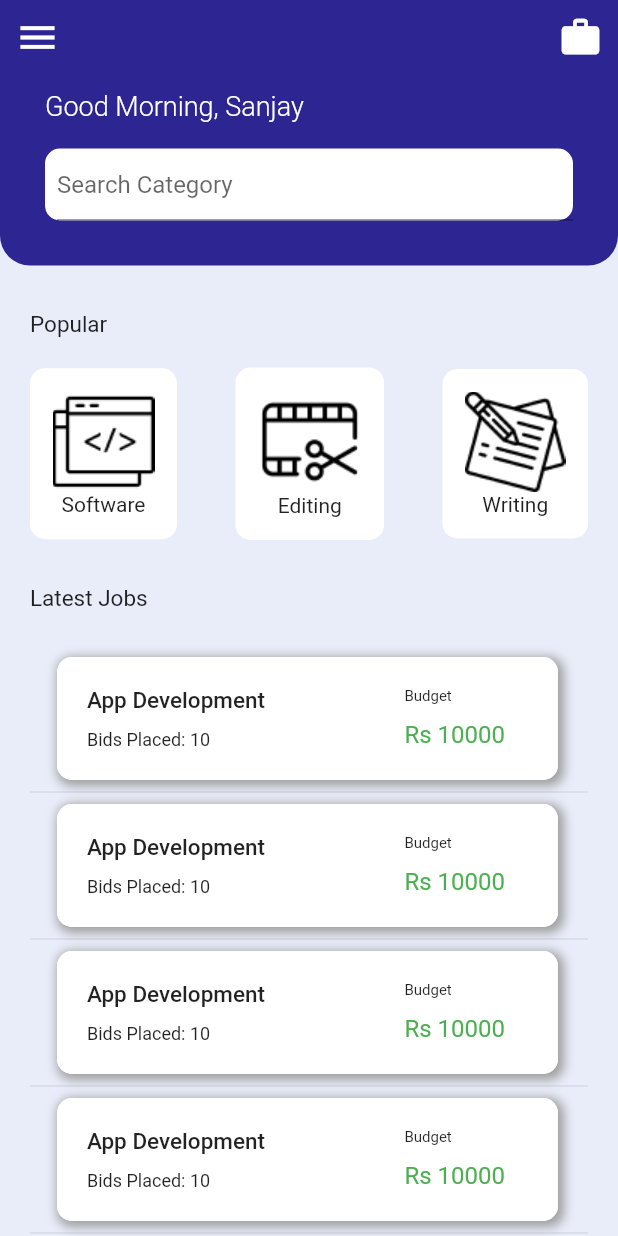
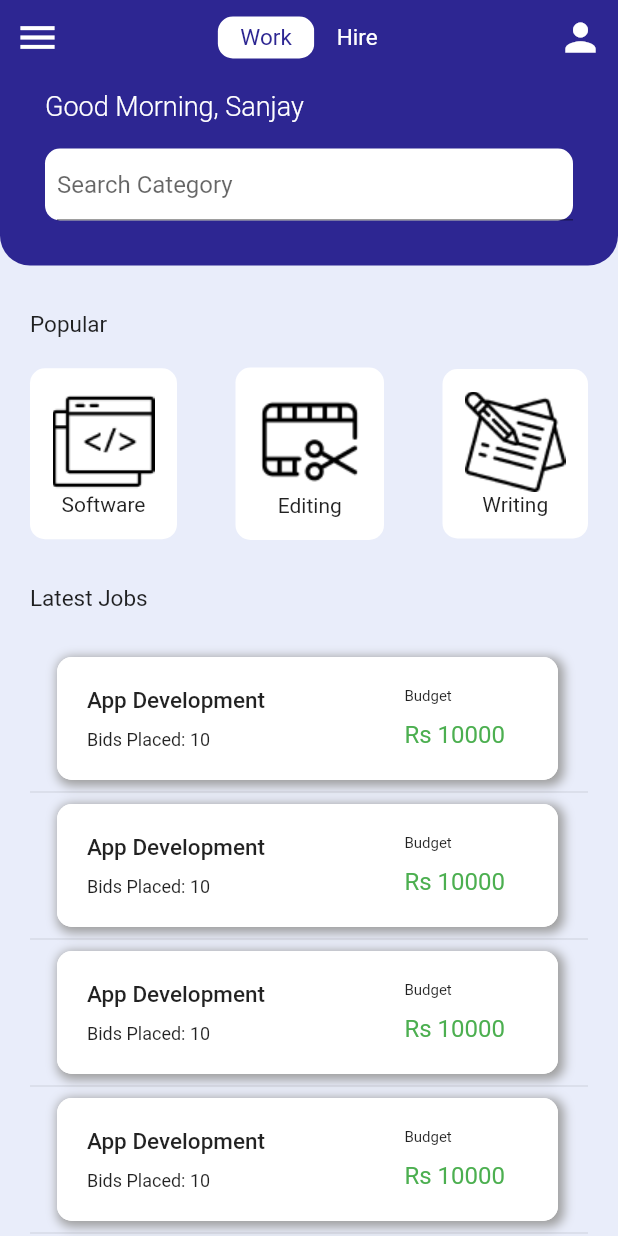
Before and after one commit to author-sanjay/perhour_flutter, a Flutter app: the Home screen opened directly, on a phone screen of 412 x 824 dp. Run offline on Flutter 3.47's test engine with Material 2 defaults, Android fonts, the phone set to English and light mode, and no system bars.

Commit message:
advanced ui

```diff
--- a/lib/Screens/Home/Components/Freelancer/Iconss.dart
+++ b/lib/Screens/Home/Components/Freelancer/Iconss.dart
@@ -1,11 +1,17 @@
 import 'package:flutter/material.dart';
 import 'package:perhour_flutter/Colors.dart';
 
-class Iconss extends StatelessWidget {
+class Iconss extends StatefulWidget {
   const Iconss({
     super.key,
   });
+  static bool work = true;
 
+  @override
+  State<Iconss> createState() => _IconssState();
+}
+
+class _IconssState extends State<Iconss> {
   @override
   Widget build(BuildContext context) {
     return Container(
@@ -13,15 +19,58 @@ class Iconss extends StatelessWidget {
       color: kblue,
       padding: const EdgeInsets.only(left: 10, right: 10, top: 10),
       child: Row(
-        children: const [
+        children: [
           Icon(
             Icons.menu,
             color: Colors.white,
             size: 30,
           ),
           Spacer(),
+          GestureDetector(
+            onTap: () {
+              setState(() {
+                Iconss.work = !Iconss.work;
+              });
+            },
+            child: Container(
+              decoration: BoxDecoration(
+                borderRadius: BorderRadius.circular(10),
+                color: Iconss.work ? Colors.white : kblue,
+              ),
+              padding: EdgeInsets.only(left: 15, right: 15, top: 5, bottom: 5),
+              child: Text(
+                "Work",
+                style: TextStyle(
+                  fontSize: 15,
+                  color: Iconss.work ? kblue : Colors.white,
+                ),
+              ),
+            ),
+          ),
+          GestureDetector(
+            onTap: () {
+              setState(() {
+                Iconss.work = !Iconss.work;
+              });
+            },
+            child: Container(
+              decoration: BoxDecoration(
+                borderRadius: BorderRadius.circular(10),
+                color: Iconss.work ? kblue : Colors.white,
+              ),
+              padding: EdgeInsets.only(left: 15, right: 15, top: 5, bottom: 5),
+              child: Text(
+                "Hire",
+                style: TextStyle(
+                  fontSize: 15,
+                  color: Iconss.work ? Colors.white : kblue,
+                ),
+              ),
+            ),
+          ),
+          Spacer(),
           Icon(
-            Icons.work,
+            Icons.person,
             color: Colors.white,
             size: 30,
           )
--- a/lib/Screens/Home/Home.dart
+++ b/lib/Screens/Home/Home.dart
@@ -4,6 +4,7 @@ import 'package:flutter/gestures.dart';
 import 'package:flutter/material.dart';
 import 'package:perhour_flutter/Colors.dart';
 import 'package:perhour_flutter/Screens/Home/Components/Freelancer/Category.dart';
+import 'package:perhour_flutter/Screens/Home/Components/Freelancer/Iconss.dart';
 import 'package:perhour_flutter/Screens/Home/Components/Freelancer/LatestJobs.dart';
 import 'package:perhour_flutter/Screens/Home/Components/Freelancer/SearchBar.dart';
 
@@ -26,9 +27,13 @@ class _HomeState extends State<Home> {
         child: Container(
           color: backgroundwhite,
           child: Expanded(
-            child: Column(
-                crossAxisAlignment: CrossAxisAlignment.start,
-                children: [SearchBar(), Category(), LatestJobs()]),
+            child: Iconss.work
+                ? Column(
+                    crossAxisAlignment: CrossAxisAlignment.start,
+                    children: [SearchBar(), Category(), LatestJobs()])
+                : Center(
+                    child: Text("Hello"),
+                  ),
           ),
         ),
       )),
```
